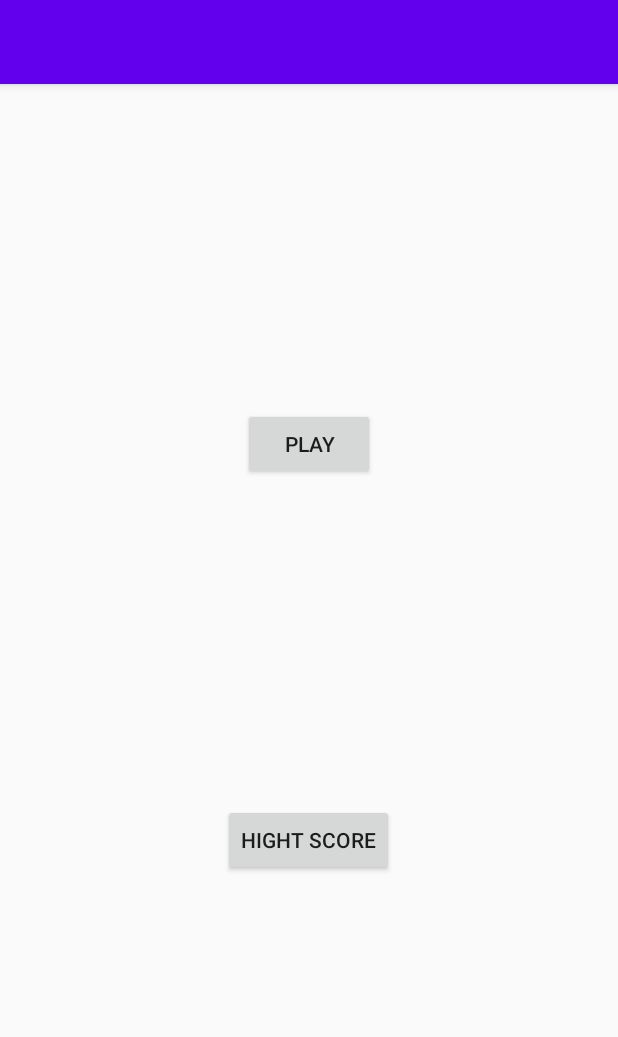
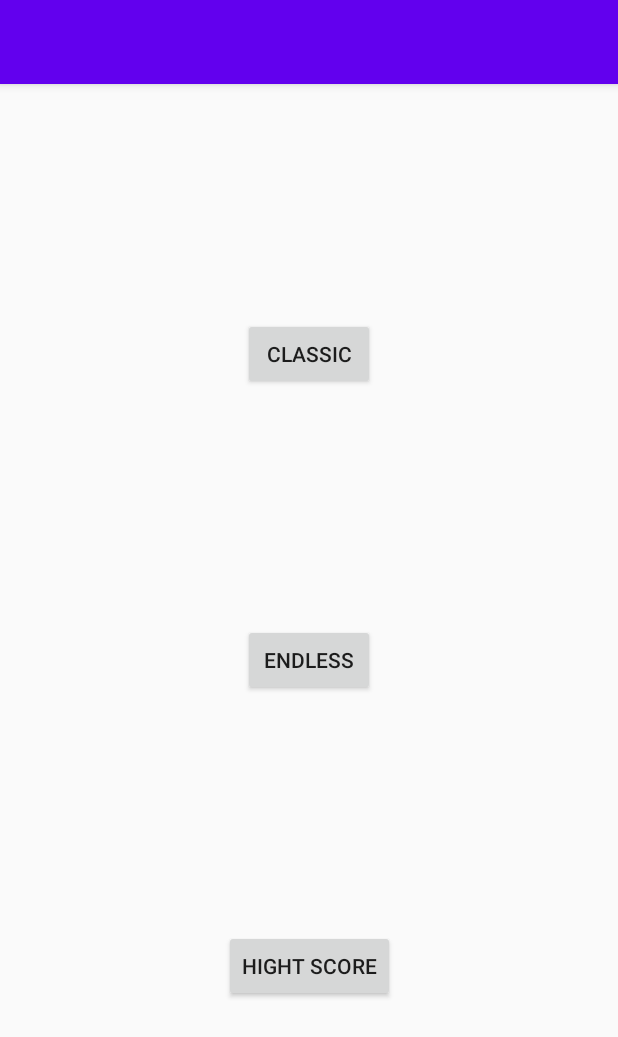
Before and after one commit to Lukascitora/TAMZSpaceInvaders, an Android app: the screen it shows after launch (MainActivity), on a phone screen of 412 x 824 dp. Shown: the top 1037 px of the screen. Run offline under Robolectric (Android 15) with nearby library versions, the phone set to English and light mode, and no system bars.

Commit message:
endless mod

```diff
--- a/app/src/main/java/com/example/spaceinvaders/Game.java
+++ b/app/src/main/java/com/example/spaceinvaders/Game.java
@@ -11,8 +11,11 @@ public class Game extends Activity {
     @Override
     protected void onCreate(Bundle savedInstanceState) {
         super.onCreate(savedInstanceState);
-        setContentView(new GameView(this));
+        Bundle extras=getIntent().getExtras();
+        boolean en=extras.getBoolean("Endless");
+        setContentView(new GameView(this,en));
     }
+
 
     public void fin()
     {
--- a/app/src/main/java/com/example/spaceinvaders/MainActivity.java
+++ b/app/src/main/java/com/example/spaceinvaders/MainActivity.java
@@ -9,13 +9,14 @@ import android.widget.Button;
 
 public class MainActivity extends AppCompatActivity {
 
-    Button play,score;
+    Button playClassic,playEndless,score;
     @Override
     protected void onCreate(Bundle savedInstanceState) {
         super.onCreate(savedInstanceState);
         setContentView(R.layout.activity_menu);
 
-        play=findViewById(R.id.play);
+        playClassic=findViewById(R.id.playClassic);
+        playEndless=findViewById(R.id.playEndless);
         score=findViewById(R.id.score);
 
     }
@@ -23,8 +24,16 @@ public class MainActivity extends AppCompatActivity {
     public void onButton(View view)
     {
         Intent intent;
-        if (view==play){
+        if (view==playClassic){
             intent=new Intent(this,Game.class);
+            boolean endless=false;
+            intent.putExtra("Endless",endless);
+        }
+        else if(view==playEndless)
+        {
+            intent=new Intent(this,Game.class);
+            boolean endless=true;
+            intent.putExtra("Endless",endless);
         }
         else {
             intent=new Intent(this,Score.class);
--- a/app/src/main/res/layout/activity_menu.xml
+++ b/app/src/main/res/layout/activity_menu.xml
@@ -4,15 +4,15 @@
     xmlns:tools="http://schemas.android.com/tools"
     android:layout_width="match_parent"
     android:layout_height="match_parent"
-    tools:context=".Menu">
+    tools:context=".MainActivity">
 
     <Button
-        android:id="@+id/play"
+        android:id="@+id/playClassic"
         android:layout_width="wrap_content"
         android:layout_height="wrap_content"
         android:onClick="onButton"
-        android:text="Play"
-        app:layout_constraintBottom_toTopOf="@+id/score"
+        android:text="Classic"
+        app:layout_constraintBottom_toTopOf="@+id/playEndless"
         app:layout_constraintEnd_toEndOf="parent"
         app:layout_constraintStart_toStartOf="parent"
         app:layout_constraintTop_toTopOf="parent" />
@@ -25,9 +25,20 @@
         android:text="Hight Score"
         app:layout_constraintBottom_toBottomOf="parent"
         app:layout_constraintEnd_toEndOf="parent"
-        app:layout_constraintHorizontal_bias="0.498"
+        app:layout_constraintHorizontal_bias="0.5"
         app:layout_constraintStart_toStartOf="parent"
-        app:layout_constraintTop_toTopOf="parent"
-        app:layout_constraintVertical_bias="0.66666" />
+        app:layout_constraintTop_toBottomOf="@+id/playEndless"
+        app:layout_constraintVertical_bias="0.5" />
+
+    <Button
+        android:id="@+id/playEndless"
+        android:layout_width="wrap_content"
+        android:layout_height="wrap_content"
+        android:onClick="onButton"
+        android:text="Endless"
+        app:layout_constraintBottom_toBottomOf="parent"
+        app:layout_constraintEnd_toEndOf="parent"
+        app:layout_constraintStart_toStartOf="parent"
+        app:layout_constraintTop_toTopOf="parent" />
 
 </androidx.constraintlayout.widget.ConstraintLayout>
```
Also changed, not shown: app/src/main/java/com/example/spaceinvaders/EnemyField.java (+35 -5 lines), app/src/main/java/com/example/spaceinvaders/GameView.java (+32 -10 lines).
